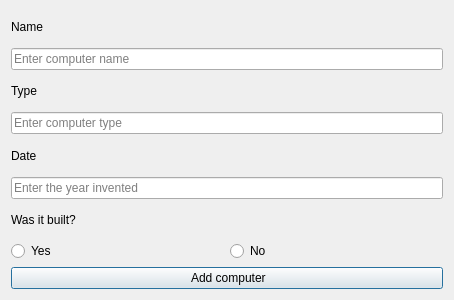
This is addcomputerdialog.ui in ManiSigt/Verklegt-nams as Qt 5 draws it before an edit. The edited form follows.
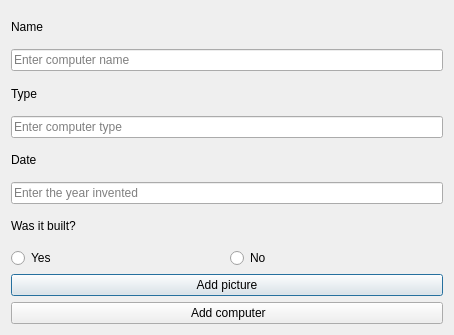
This is the edited form. Icons and pictures are not drawn.

Diff of the .ui file:
```diff
--- a/addcomputerdialog.ui
+++ b/addcomputerdialog.ui
@@ -7,7 +7,7 @@
     <x>0</x>
     <y>0</y>
     <width>454</width>
-    <height>300</height>
+    <height>335</height>
    </rect>
   </property>
   <property name="windowTitle">
@@ -126,6 +126,13 @@
      </item>
     </layout>
    </item>
+   <item>
+    <widget class="QPushButton" name="button_add_picture">
+     <property name="text">
+      <string>Add picture</string>
+     </property>
+    </widget>
+   </item>
    <item>
     <widget class="QPushButton" name="add_computer_button">
      <property name="text">
```
